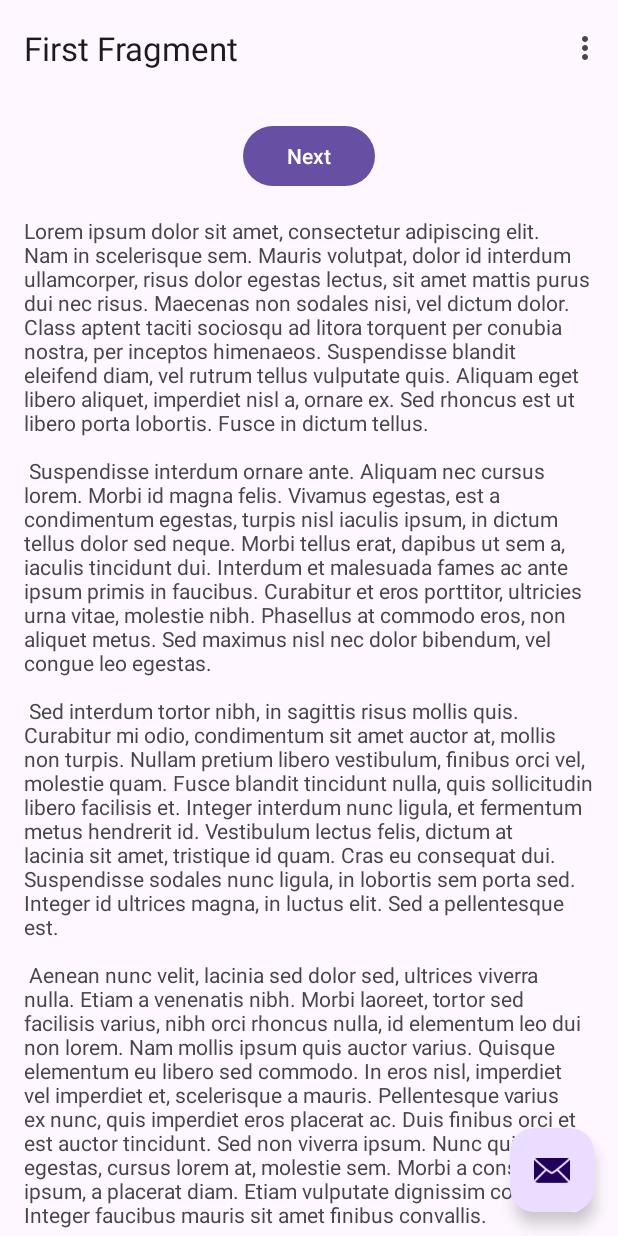
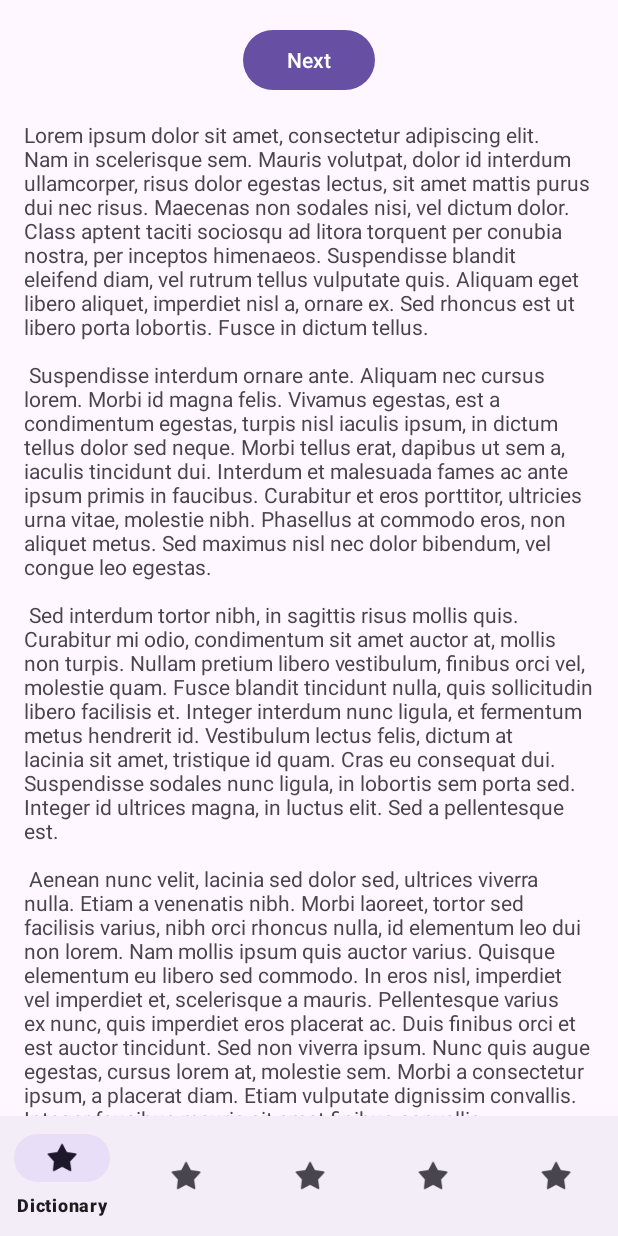
Before and after one commit to Leonidius20/Lugat, an Android app: the screen it shows after launch (MainActivity), on a phone screen of 412 x 824 dp. Run offline under Robolectric (Android 15) with nearby library versions, the phone set to English and light mode, and no system bars; our stand-ins replace navigation-ui.

Commit message:
added bottom navigation bar (not usable for now)

```diff
--- a/app/build.gradle.kts
+++ b/app/build.gradle.kts
@@ -19,7 +19,8 @@ android {
 
     buildTypes {
         release {
-            isMinifyEnabled = false
+            isMinifyEnabled = true
+            isShrinkResources = true
             proguardFiles(
                 getDefaultProguardFile("proguard-android-optimize.txt"),
                 "proguard-rules.pro"
--- a/app/src/main/java/io/github/leonidius20/lugat/MainActivity.kt
+++ b/app/src/main/java/io/github/leonidius20/lugat/MainActivity.kt
@@ -22,17 +22,17 @@ class MainActivity : AppCompatActivity() {
         binding = ActivityMainBinding.inflate(layoutInflater)
         setContentView(binding.root)
 
-        setSupportActionBar(binding.toolbar)
+        // setSupportActionBar(binding.toolbar)
 
         val navController = findNavController(R.id.nav_host_fragment_content_main)
-        appBarConfiguration = AppBarConfiguration(navController.graph)
-        setupActionBarWithNavController(navController, appBarConfiguration)
+        //appBarConfiguration = AppBarConfiguration(navController.graph)
+        // setupActionBarWithNavController(navController, appBarConfiguration)
 
-        binding.fab.setOnClickListener { view ->
+        /*binding.fab.setOnClickListener { view ->
             Snackbar.make(view, "Replace with your own action", Snackbar.LENGTH_LONG)
                 .setAction("Action", null)
                 .setAnchorView(R.id.fab).show()
-        }
+        }*/
     }
 
     override fun onCreateOptionsMenu(menu: Menu): Boolean {
--- a/app/src/main/res/layout/activity_main.xml
+++ b/app/src/main/res/layout/activity_main.xml
@@ -1,5 +1,5 @@
 <?xml version="1.0" encoding="utf-8"?>
-<androidx.coordinatorlayout.widget.CoordinatorLayout xmlns:android="http://schemas.android.com/apk/res/android"
+<!--<androidx.coordinatorlayout.widget.CoordinatorLayout xmlns:android="http://schemas.android.com/apk/res/android"
     xmlns:app="http://schemas.android.com/apk/res-auto"
     xmlns:tools="http://schemas.android.com/tools"
     android:layout_width="match_parent"
@@ -30,4 +30,39 @@
         android:layout_marginBottom="16dp"
         app:srcCompat="@android:drawable/ic_dialog_email" />
 
-</androidx.coordinatorlayout.widget.CoordinatorLayout>
+    <com.google.android.material.bottomnavigation.BottomNavigationView
+        android:layout_width="match_parent"
+        android:layout_height="wrap_content"
+        android:layout_gravity="bottom"
+        android:id="@+id/bottom_navigation"
+        app:menu="@menu/bottom_navigation_menu" />
+
+</androidx.coordinatorlayout.widget.CoordinatorLayout>-->
+<LinearLayout
+    xmlns:android="http://schemas.android.com/apk/res/android"
+    xmlns:app="http://schemas.android.com/apk/res-auto"
+    xmlns:tools="http://schemas.android.com/tools"
+    android:layout_height="match_parent"
+    android:layout_width="match_parent"
+    tools:context=".MainActivity"
+    android:orientation="vertical">
+
+    <fragment
+        android:id="@+id/nav_host_fragment_content_main"
+        android:name="androidx.navigation.fragment.NavHostFragment"
+        android:layout_width="match_parent"
+        android:layout_height="0dp"
+        android:layout_weight="1"
+        app:defaultNavHost="true"
+        app:navGraph="@navigation/nav_graph" />
+
+
+    <com.google.android.material.bottomnavigation.BottomNavigationView
+        android:layout_width="match_parent"
+        android:layout_height="wrap_content"
+        android:layout_gravity="bottom"
+        android:id="@+id/bottom_navigation"
+        app:menu="@menu/bottom_navigation_menu" />
+
+
+</LinearLayout>
--- /dev/null
+++ b/app/src/main/res/menu/bottom_navigation_menu.xml
@@ -0,0 +1,30 @@
+<?xml version="1.0" encoding="utf-8"?>
+<menu xmlns:android="http://schemas.android.com/apk/res/android">
+
+    <item
+        android:id="@+id/bottom_menu_dictionary"
+        android:title="@string/bottom_menu_dictionary"
+        android:icon="@android:drawable/star_on"/>
+
+    <item
+        android:id="@+id/bottom_menu_saved_words"
+        android:title="@string/bottom_menu_saved_words"
+        android:icon="@android:drawable/star_on"/>
+
+    <item
+        android:id="@+id/bottom_menu_tts"
+        android:title="@string/bottom_menu_text_to_speech"
+        android:icon="@android:drawable/star_on"/>
+
+    <item
+        android:id="@+id/bottom_menu_translator"
+        android:title="@string/bottom_menu_translator"
+        android:icon="@android:drawable/star_on"/>
+
+    <item
+        android:id="@+id/bottom_menu_settings"
+        android:title="@string/bottom_menu_settings"
+        android:icon="@android:drawable/star_on"/>
+
+
+</menu>
--- a/app/src/main/res/values/strings.xml
+++ b/app/src/main/res/values/strings.xml
@@ -43,4 +43,9 @@
         libero vel nunc consequat, quis tincidunt nisl eleifend. Cras bibendum enim a justo luctus
         vestibulum. Fusce dictum libero quis erat maximus, vitae volutpat diam dignissim.
     </string>
+    <string name="bottom_menu_dictionary">Dictionary</string>
+    <string name="bottom_menu_text_to_speech">Text-to-Speech</string>
+    <string name="bottom_menu_translator">Translator</string>
+    <string name="bottom_menu_settings">Settings</string>
+    <string name="bottom_menu_saved_words">Saved words</string>
 </resources>
```
Also changed, not shown: 1 other file.
